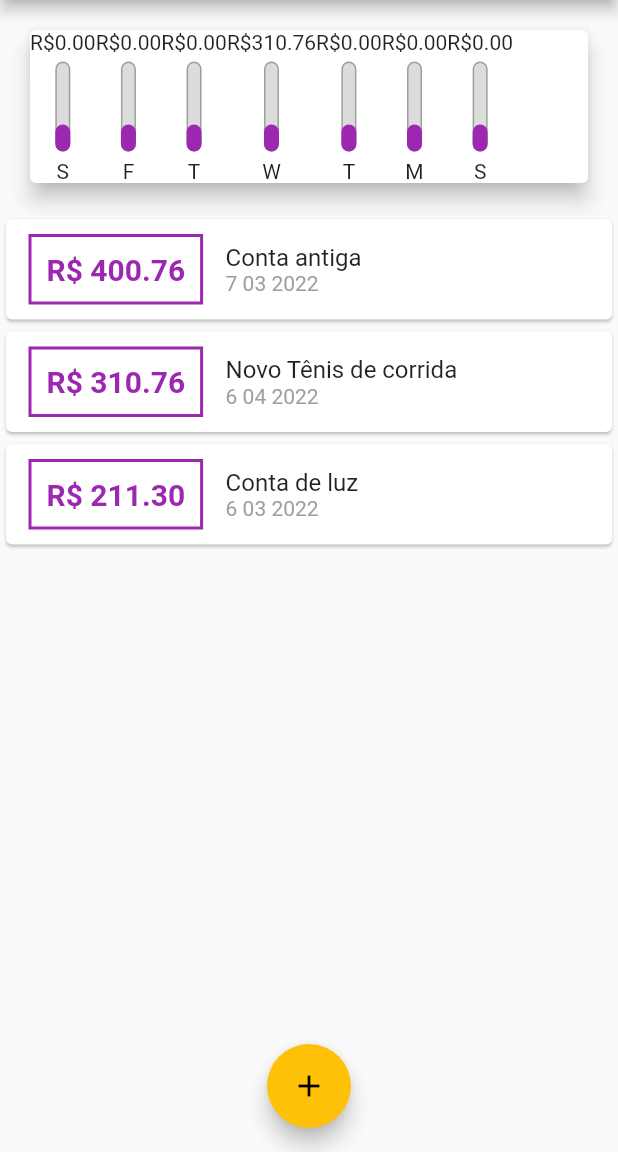
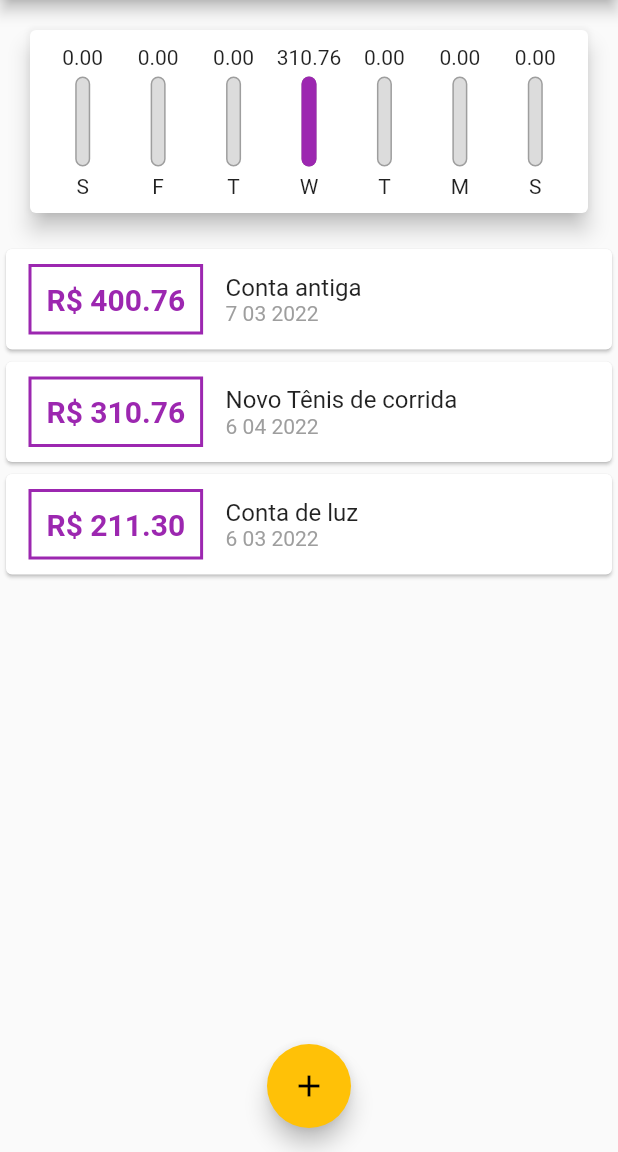
Before and after one commit to alexandreccarmo/expenses, a Flutter app: the screen it shows after launch, on a phone screen of 412 x 824 dp, the part 84-1236 px from its top. Run offline on Flutter 3.47's test engine with Material 2 defaults, Android fonts, the phone set to English and light mode, and no system bars.

Commit message:
criado alinhamento do grafico e alguns ajustes do calculo

```diff
--- a/lib/components/chart.dart
+++ b/lib/components/chart.dart
@@ -35,20 +35,34 @@ class Chart extends StatelessWidget{
     });
   }
 
+  double get _weekTotalValue {
+    return groupedTransactions.fold(0.0, (sum,tr){
+      return sum + (tr['value'] as double);
+    });
+  }
+
   @override
   Widget build(BuildContext context) {
-    groupedTransactions;
+
     return Card(
       elevation: 6,
       margin: EdgeInsets.all(20),
-      child: Row(
-        children: groupedTransactions.map((tr){
-          return ChartBar(
-              label: tr['day'].toString(),
-              value: (tr['value'] as double),
-              percetage: 0.3
-          );
-        }).toList(),
+      child:  Padding(
+        padding: const EdgeInsets.all(10),
+        child: Row(
+          mainAxisAlignment: MainAxisAlignment.spaceAround ,
+          children: groupedTransactions.map((tr){
+            return Flexible(
+              fit: FlexFit.tight,
+              child: ChartBar(
+                  label: tr['day'].toString(),
+                  value: (tr['value'] as double),
+                  percetage: (tr['value'] as double) / _weekTotalValue
+              ),
+            ) ;
+
+          }).toList(),
+        ),
       ),
     );
   }
--- a/lib/components/chart_bar.dart
+++ b/lib/components/chart_bar.dart
@@ -16,7 +16,9 @@ class ChartBar extends StatelessWidget{
   Widget build(BuildContext context){
     return Column(
       children: <Widget>[
-        Text('R\$${value.toStringAsFixed(2)}'),
+        FittedBox(
+          child: Text('${value.toStringAsFixed(2)}'),
+        ),
         SizedBox(height: 5),
         Container(
           height: 60,
```
